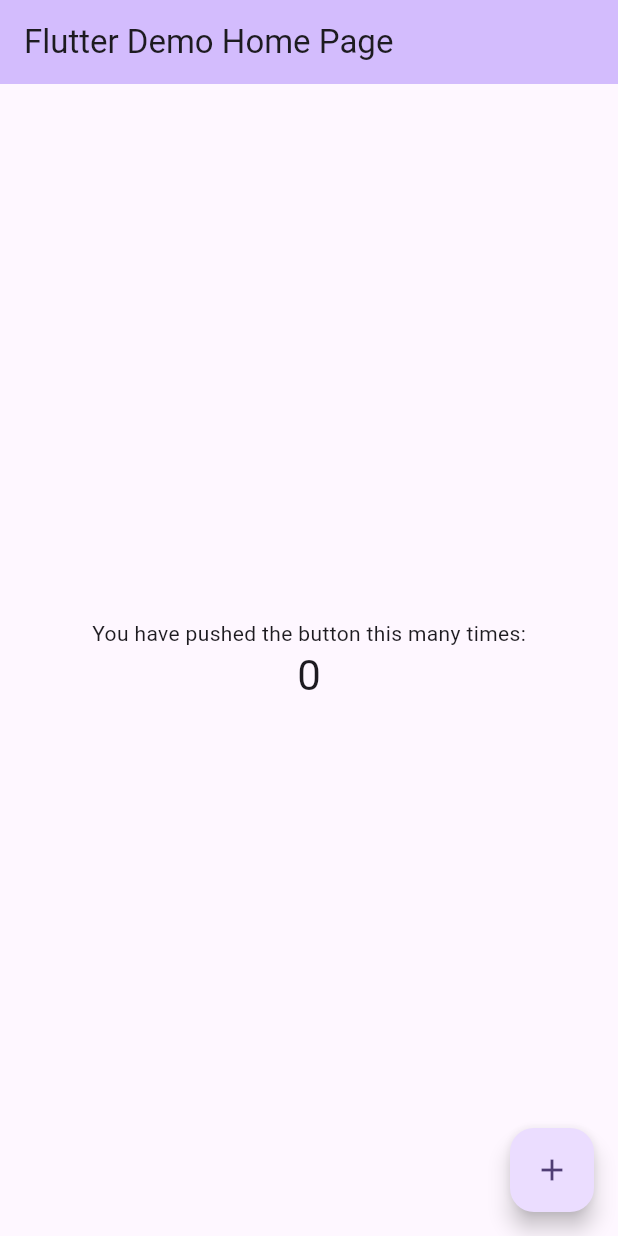
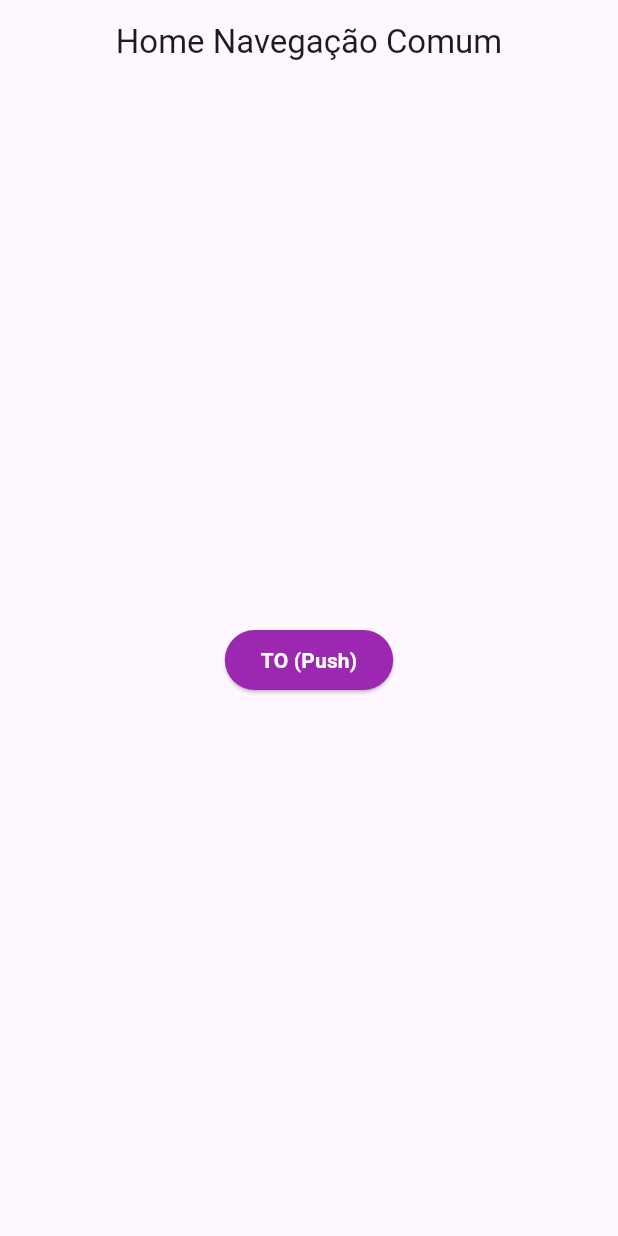
Before and after one commit to victorapc/get_rotas, a Flutter app: the screen it shows after launch, on a phone screen of 412 x 824 dp. Run offline on Flutter 3.47's test engine with Material 2 defaults, Android fonts, the phone set to English and light mode, and no system bars; our stand-ins replace get.

Commit message:
Get rotas usando TO

```diff
--- a/lib/main.dart
+++ b/lib/main.dart
@@ -1,4 +1,6 @@
 import 'package:flutter/material.dart';
+import 'package:get/get.dart';
+import 'package:get_rotas/navegacao_comum/navegacao_comum_home_page.dart';
 
 void main() {
   runApp(const MyApp());
@@ -10,116 +12,15 @@ class MyApp extends StatelessWidget {
   // This widget is the root of your application.
   @override
   Widget build(BuildContext context) {
-    return MaterialApp(
+    return GetMaterialApp(
       title: 'Flutter Demo',
       theme: ThemeData(
-        // This is the theme of your application.
-        //
-        // TRY THIS: Try running your application with "flutter run". You'll see
-        // the application has a blue toolbar. Then, without quitting the app,
-        // try changing the seedColor in the colorScheme below to Colors.green
-        // and then invoke "hot reload" (save your changes or press the "hot
-        // reload" button in a Flutter-supported IDE, or press "r" if you used
-        // the command line to start the app).
-        //
-        // Notice that the counter didn't reset back to zero; the application
-        // state is not lost during the reload. To reset the state, use hot
-        // restart instead.
-        //
-        // This works for code too, not just values: Most code changes can be
-        // tested with just a hot reload.
-        colorScheme: ColorScheme.fromSeed(seedColor: Colors.deepPurple),
+        colorScheme: ColorScheme.fromSeed(
+          seedColor: Colors.deepPurple,
+        ),
         useMaterial3: true,
       ),
-      home: const MyHomePage(title: 'Flutter Demo Home Page'),
+      home: const NavegacaoComumHomePage(),
     );
   }
 }
-
-class MyHomePage extends StatefulWidget {
-  const MyHomePage({super.key, required this.title});
-
-  // This widget is the home page of your application. It is stateful, meaning
-  // that it has a State object (defined below) that contains fields that affect
-  // how it looks.
-
-  // This class is the configuration for the state. It holds the values (in this
-  // case the title) provided by the parent (in this case the App widget) and
-  // used by the build method of the State. Fields in a Widget subclass are
-  // always marked "final".
-
-  final String title;
-
-  @override
-  State<MyHomePage> createState() => _MyHomePageState();
-}
-
-class _MyHomePageState extends State<MyHomePage> {
-  int _counter = 0;
-
-  void _incrementCounter() {
-    setState(() {
-      // This call to setState tells the Flutter framework that something has
-      // changed in this State, which causes it to rerun the build method below
-      // so that the display can reflect the updated values. If we changed
-      // _counter without calling setState(), then the build method would not be
-      // called again, and so nothing would appear to happen.
-      _counter++;
-    });
-  }
-
-  @override
-  Widget build(BuildContext context) {
-    // This method is rerun every time setState is called, for instance as done
-    // by the _incrementCounter method above.
-    //
-    // The Flutter framework has been optimized to make rerunning build methods
-    // fast, so that you can just rebuild anything that needs updating rather
-    // than having to individually change instances of widgets.
-    return Scaffold(
-      appBar: AppBar(
-        // TRY THIS: Try changing the color here to a specific color (to
-        // Colors.amber, perhaps?) and trigger a hot reload to see the AppBar
-        // change color while the other colors stay the same.
-        backgroundColor: Theme.of(context).colorScheme.inversePrimary,
-        // Here we take the value from the MyHomePage object that was created by
-        // the App.build method, and use it to set our appbar title.
-        title: Text(widget.title),
-      ),
-      body: Center(
-        // Center is a layout widget. It takes a single child and positions it
-        // in the middle of the parent.
-        child: Column(
-          // Column is also a layout widget. It takes a list of children and
-          // arranges them vertically. By default, it sizes itself to fit its
-          // children horizontally, and tries to be as tall as its parent.
-          //
-          // Column has various properties to control how it sizes itself and
-          // how it positions its children. Here we use mainAxisAlignment to
-          // center the children vertically; the main axis here is the vertical
-          // axis because Columns are vertical (the cross axis would be
-          // horizontal).
-          //
-          // TRY THIS: Invoke "debug painting" (choose the "Toggle Debug Paint"
-          // action in the IDE, or press "p" in the console), to see the
-          // wireframe for each widget.
-          mainAxisAlignment: MainAxisAlignment.center,
-          children: <Widget>[
-            const Text(
-              'You have pushed the button this many times:',
-            ),
-            Text(
-              '$_counter',
-              style: Theme.of(context).textTheme.headlineMedium,
-            ),
-          ],
-        ),
-      ),
-      floatingActionButton: FloatingActionButton(
-        onPressed: _incrementCounter,
-        tooltip: 'Increment',
-        child: const Icon(Icons.add),
-      ), // This trailing comma makes auto-formatting nicer for build methods.
-    );
-  }
-}
--- /dev/null
+++ b/lib/navegacao_comum/navegacao_comum_home_page.dart
@@ -0,0 +1,46 @@
+import 'package:flutter/material.dart';
+import 'package:get/get.dart';
+import 'package:get_rotas/navegacao_comum/to/to_home_page.dart';
+
+class NavegacaoComumHomePage extends StatelessWidget {
+  const NavegacaoComumHomePage({super.key});
+
+  @override
+  Widget build(BuildContext context) {
+    return Scaffold(
+      appBar: AppBar(
+        //backgroundColor: Colors.blue,
+        title: const Align(
+          alignment: Alignment.center,
+          child: Text(
+            'Home Navegação Comum',
+          ),
+        ),
+      ),
+      body: Center(
+        child: Column(
+          mainAxisAlignment: MainAxisAlignment.center,
+          children: [
+            ElevatedButton(
+              onPressed: () {
+                Get.to(const ToHomePage());
+              },
+              style: ButtonStyle(
+                  backgroundColor:
+                      MaterialStateProperty.all<Color>(Colors.purple),
+                  overlayColor:
+                      MaterialStateProperty.all<Color>(Colors.purple.shade600)),
+              child: const Text(
+                'TO (Push)',
+                style: TextStyle(
+                  color: Colors.white,
+                  fontWeight: FontWeight.bold,
+                ),
+              ),
+            ),
+          ],
+        ),
+      ),
+    );
+  }
+}
--- a/pubspec.yaml
+++ b/pubspec.yaml
@@ -30,6 +30,7 @@ environment:
 dependencies:
   flutter:
     sdk: flutter
+  get: ^4.6.5
 
 
   # The following adds the Cupertino Icons font to your application.
```
Also changed, not shown: lib/navegacao_comum/to/to_home_page.dart (added, +41 -0 lines), lib/navegacao_comum/to/to_navegacao_page.dart (added, +15 -0 lines), pubspec.lock.
